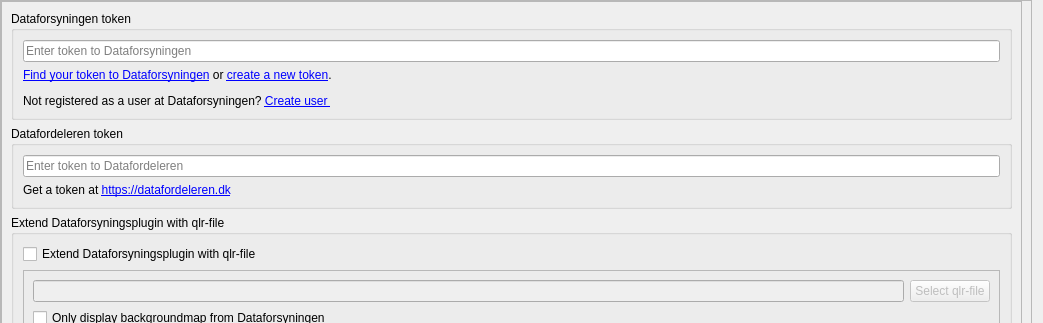
First picture: the form in Dataforsyningen/mysettings/settings.ui, repository Klimadatastyrelsen/Qgis-dataforsyningen, before the edit; both pictures show x 0 to 1043 and y 0 to 323 of the 1043 by 486 pixel window.
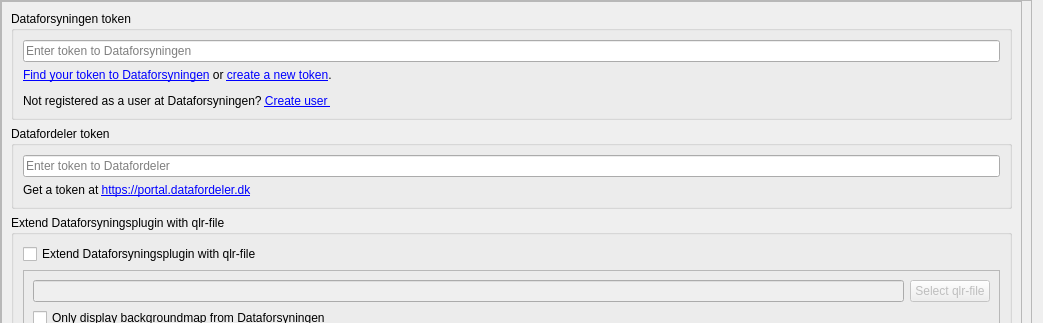
Second picture: the form after the edit.

Commit message: fix: update datafordeler options text and link

```diff
--- a/Dataforsyningen/mysettings/settings.ui
+++ b/Dataforsyningen/mysettings/settings.ui
@@ -109,7 +109,7 @@
           <item>
            <widget class="QGroupBox" name="groupBox">
             <property name="title">
-             <string>Datafordeleren token</string>
+             <string>Datafordeler token</string>
             </property>
             <layout class="QVBoxLayout" name="verticalLayout">
              <item>
@@ -118,14 +118,14 @@
                 <string/>
                </property>
                <property name="placeholderText">
-                <string>Enter token to Datafordeleren</string>
+                <string>Enter token to Datafordeler</string>
                </property>
               </widget>
              </item>
              <item>
               <widget class="QLabel" name="label">
                <property name="text">
-                <string>Get a token at &lt;a href="https://datafordeleren.dk"&gt;https://datafordeleren.dk&lt;/a&gt;</string>
+                <string>Get a token at &lt;a href="https://portal.datafordeler.dk"&gt;https://portal.datafordeler.dk&lt;/a&gt;</string>
                </property>
                <property name="openExternalLinks">
                 <bool>true</bool>
```
